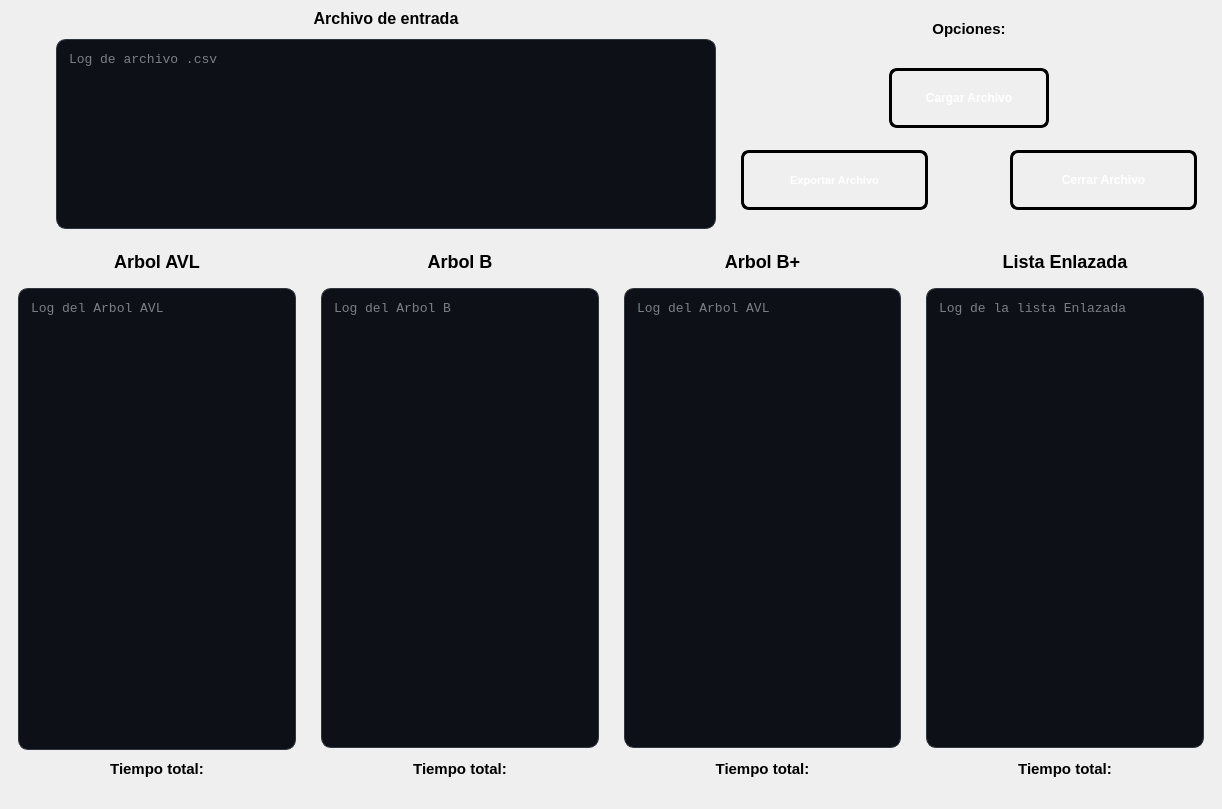
The window that ui/pantallaprincipal.ui (pablo-mald03/Proyecto-No1-EDD) describes before a commit, drawn with Qt 5.
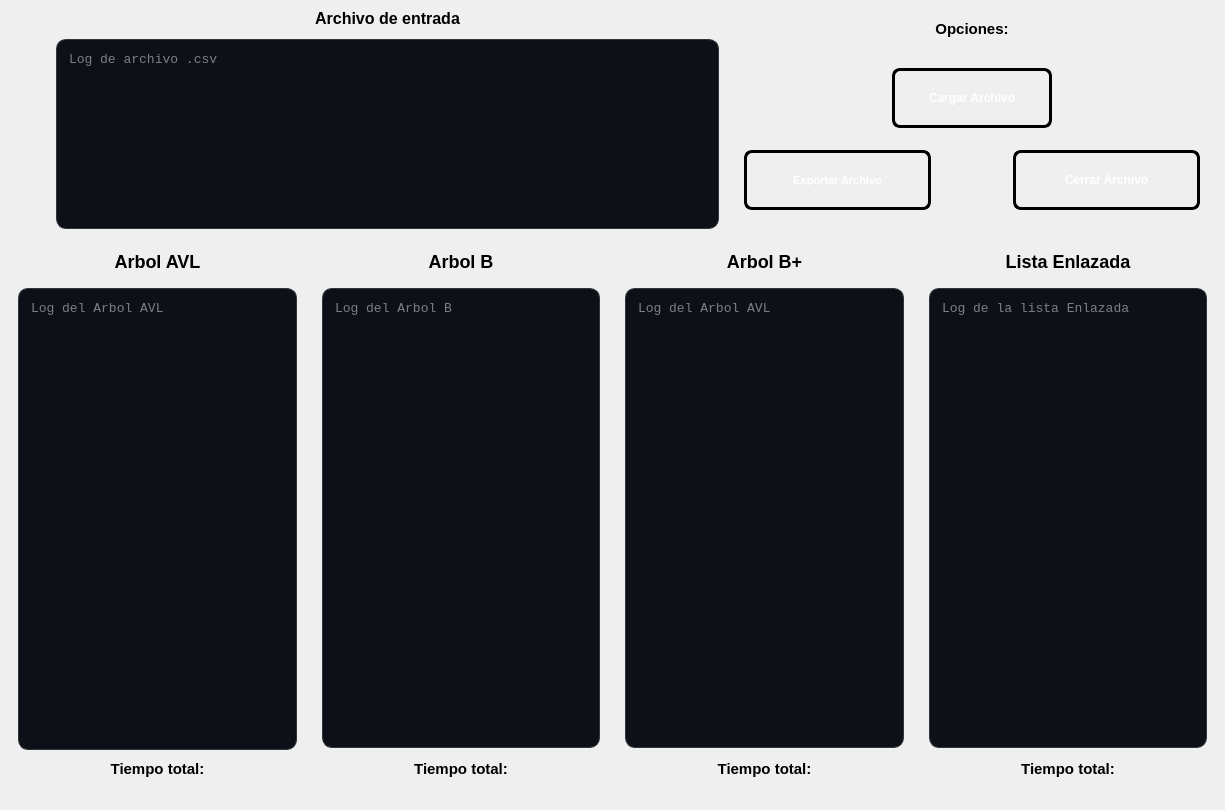
The same window after the commit.

```diff
--- a/ui/pantallaprincipal.ui
+++ b/ui/pantallaprincipal.ui
@@ -6,8 +6,8 @@
    <rect>
     <x>0</x>
     <y>0</y>
-    <width>1222</width>
-    <height>809</height>
+    <width>1225</width>
+    <height>810</height>
    </rect>
   </property>
   <property name="windowTitle">
```
